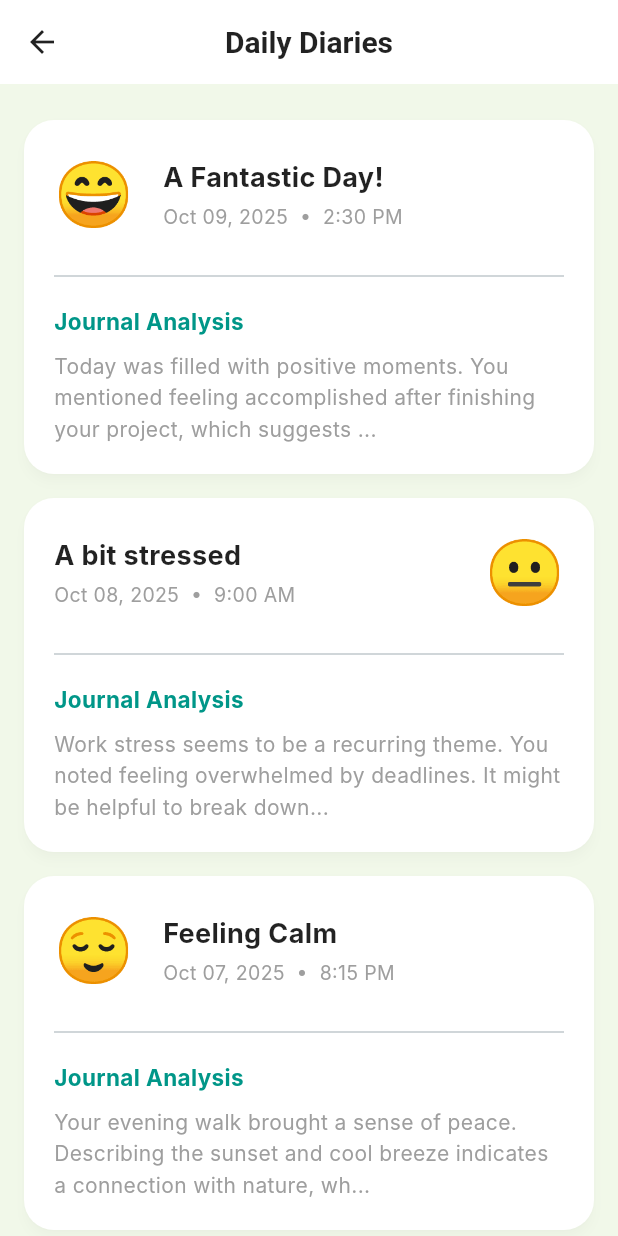
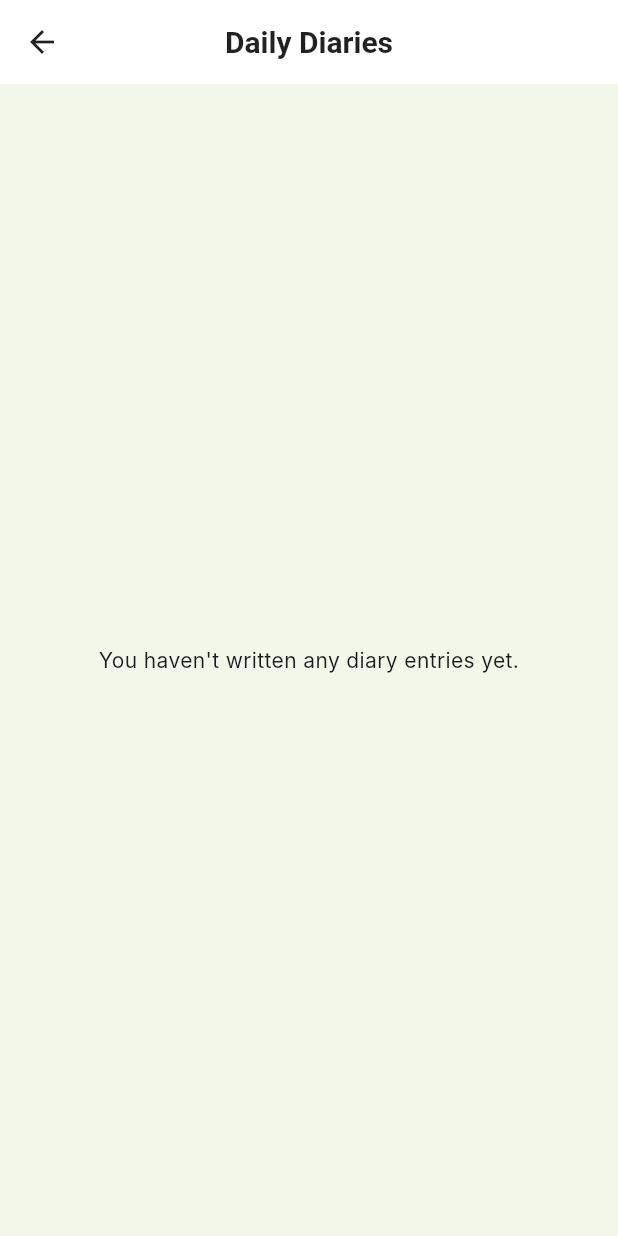
Before and after one commit to Ayaan9421/me_mpr, a Flutter app: the DailyDairiesPage screen opened directly, on a phone screen of 412 x 824 dp. Run offline on Flutter 3.47's test engine with Material 3 defaults, Android fonts, the phone set to English and light mode, and no system bars; our stand-ins replace file_picker, firebase_auth, firebase_core, flutter_dotenv, fpdart, google_sign_in and 1 more; accounts and stored records are empty; Roboto replaces fonts that are missing (Inter).

Commit message:
Added Journal Analysis

```diff
--- a/lib/failure/diary_entry.dart
+++ b/lib/failure/diary_entry.dart
@@ -1,13 +1,43 @@
+import 'dart:convert';
+
+// Helper function to decode a list of entries from a JSON string
+List<DiaryEntry> diaryEntryFromJson(String str) =>
+    List<DiaryEntry>.from(json.decode(str).map((x) => DiaryEntry.fromJson(x)));
+
+// Helper function to encode a list of entries to a JSON string
+String diaryEntryToJson(List<DiaryEntry> data) =>
+    json.encode(List<dynamic>.from(data.map((x) => x.toJson())));
+
 class DiaryEntry {
   final String emoji;
   final String title;
+  final String content;
   final DateTime dateTime;
-  final String analysis;
+  final String analysis; // The summary from the API
 
   DiaryEntry({
     required this.emoji,
     required this.title,
+    required this.content,
     required this.dateTime,
-    required this.analysis,
+    this.analysis = 'No analysis available.',
   });
+
+  // Factory to create an entry from a JSON map
+  factory DiaryEntry.fromJson(Map<String, dynamic> json) => DiaryEntry(
+    emoji: json["emoji"],
+    title: json["title"],
+    content: json["content"],
+    dateTime: DateTime.parse(json["dateTime"]),
+    analysis: json["analysis"],
+  );
+
+  // Method to convert an entry to a JSON map
+  Map<String, dynamic> toJson() => {
+    "emoji": emoji,
+    "title": title,
+    "content": content,
+    "dateTime": dateTime.toIso8601String(),
+    "analysis": analysis,
+  };
 }
--- a/lib/screens/daily_diaries_page.dart
+++ b/lib/screens/daily_diaries_page.dart
@@ -1,59 +1,62 @@
 import 'package:flutter/material.dart';
 import 'package:me_mpr/failure/diary_entry.dart';
+import 'package:me_mpr/services/diary_storage_service.dart';
 import 'package:me_mpr/widgets/dairy_entry_card.dart';
 
-class DailyDairiesPage extends StatelessWidget {
-  DailyDairiesPage({super.key});
+class DailyDairiesPage extends StatefulWidget {
+  const DailyDairiesPage({super.key});
 
-  // --- Mock Data for display ---
-  final List<DiaryEntry> _diaryEntries = [
-    DiaryEntry(
-      emoji: '😄',
-      title: 'A Fantastic Day!',
-      dateTime: DateTime.parse('2025-10-09T14:30:00Z'),
-      analysis:
-          'Today was filled with positive moments. You mentioned feeling accomplished after finishing your project, which suggests a strong sense of pride and competence. Keep embracing these feelings of success.',
-    ),
-    DiaryEntry(
-      emoji: '😐',
-      title: 'A bit stressed',
-      dateTime: DateTime.parse('2025-10-08T09:00:00Z'),
-      analysis:
-          'Work stress seems to be a recurring theme. You noted feeling overwhelmed by deadlines. It might be helpful to break down tasks into smaller, more manageable steps to reduce anxiety.',
-    ),
-    DiaryEntry(
-      emoji: '😌',
-      title: 'Feeling Calm',
-      dateTime: DateTime.parse('2025-10-07T20:15:00Z'),
-      analysis:
-          'Your evening walk brought a sense of peace. Describing the sunset and cool breeze indicates a connection with nature, which is a great coping mechanism for stress. Consider making this a regular habit.',
-    ),
-    DiaryEntry(
-      emoji: '😊',
-      title: 'Lunch with a friend',
-      dateTime: DateTime.parse('2025-10-06T13:00:00Z'),
-      analysis:
-          'Social interaction had a very positive impact. You described laughing and feeling connected. Spending time with loved ones is a powerful mood booster that strengthens your support system.',
-    ),
-  ];
+  @override
+  State<DailyDairiesPage> createState() => _DailyDairiesPageState();
+}
+
+class _DailyDairiesPageState extends State<DailyDairiesPage> {
+  final _storageService = DiaryStorageService();
+  late Future<List<DiaryEntry>> _diariesFuture;
+
+  @override
+  void initState() {
+    super.initState();
+    _loadDiaries();
+  }
+
+  void _loadDiaries() {
+    setState(() {
+      _diariesFuture = _storageService.getDiaries();
+    });
+  }
 
   @override
   Widget build(BuildContext context) {
     return Scaffold(
-      appBar: AppBar(
-        title: const Text('Daily Diaries'),
-        // The back button is automatically added by Flutter's Navigator
-      ),
-      body: ListView.builder(
-        physics: const BouncingScrollPhysics(),
-        padding: const EdgeInsets.all(16.0),
-        itemCount: _diaryEntries.length,
-        itemBuilder: (context, index) {
-          final entry = _diaryEntries[index];
-          // Use the index to alternate the layout
-          return DiaryEntryCard(
-            entry: entry,
-            isReversed: index.isOdd, // index 1, 3, 5... will be reversed
+      appBar: AppBar(title: const Text('Daily Diaries')),
+      body: FutureBuilder<List<DiaryEntry>>(
+        future: _diariesFuture,
+        builder: (context, snapshot) {
+          if (snapshot.connectionState == ConnectionState.waiting) {
+            return const Center(child: CircularProgressIndicator());
+          } else if (snapshot.hasError) {
+            return Center(child: Text('Error: ${snapshot.error}'));
+          } else if (!snapshot.hasData || snapshot.data!.isEmpty) {
+            return const Center(
+              child: Text(
+                'You haven\'t written any diary entries yet.',
+                textAlign: TextAlign.center,
+              ),
+            );
+          }
+
+          final diaryEntries = snapshot.data!;
+          return ListView.builder(
+            padding: const EdgeInsets.all(16.0),
+            physics: const BouncingScrollPhysics(),
+            itemCount: diaryEntries.length,
+            itemBuilder: (context, index) {
+              return DiaryEntryCard(
+                entry: diaryEntries[index],
+                isReversed: index.isOdd,
+              );
+            },
           );
         },
       ),
--- a/pubspec.yaml
+++ b/pubspec.yaml
@@ -46,6 +46,9 @@ dependencies:
   date_field: ^6.0.3+1
   intl: ^0.20.2
   font_awesome_flutter: ^10.10.0
+  permission_handler: ^12.0.1
+  flutter_sound: ^9.28.0
+  shared_preferences: ^2.5.3
 
 dev_dependencies:
   flutter_test:
```
Also changed, not shown: lib/failure/depression_report.dart (added, +47 -0 lines), lib/screens/create_diary_page.dart (added, +238 -0 lines), lib/screens/home_page.dart (+6 -1 lines), lib/services/diary_analysis_service.dart (added, +52 -0 lines), lib/services/diary_storage_service.dart (added, +29 -0 lines), lib/widgets/analysis_summary_card.dart (added, +79 -0 lines), lib/widgets/emotion_bar_chart.dart (added, +77 -0 lines), lib/widgets/risk_and_advice_section.dart (added, +68 -0 lines), pubspec.lock, 3 other files.
